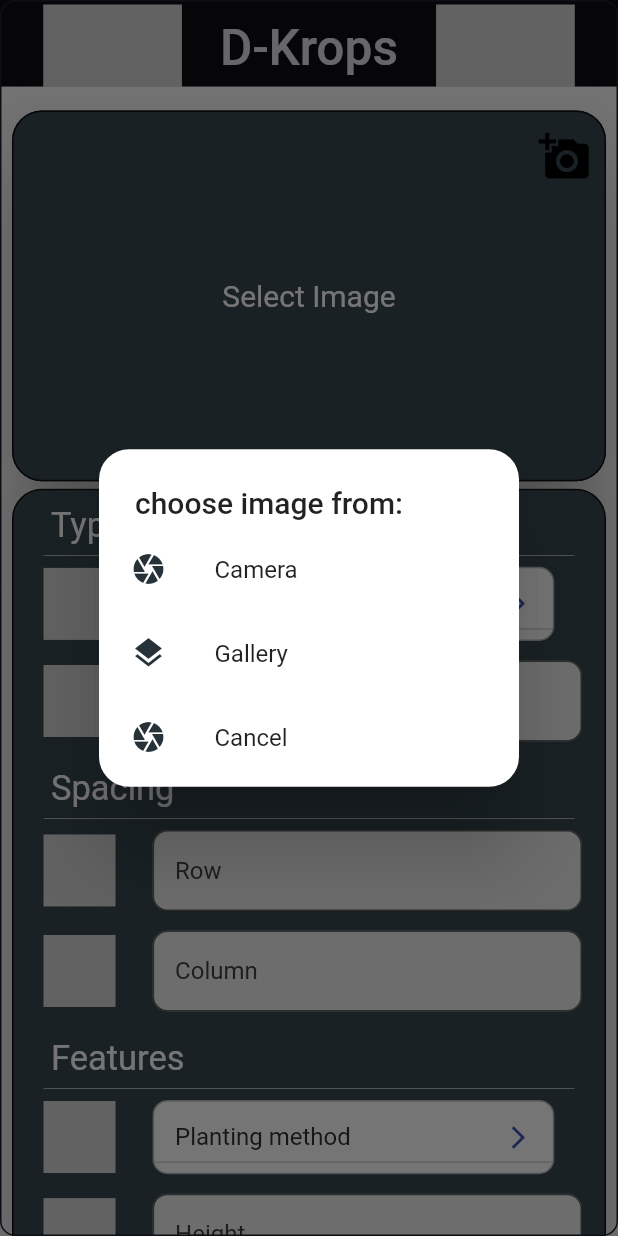
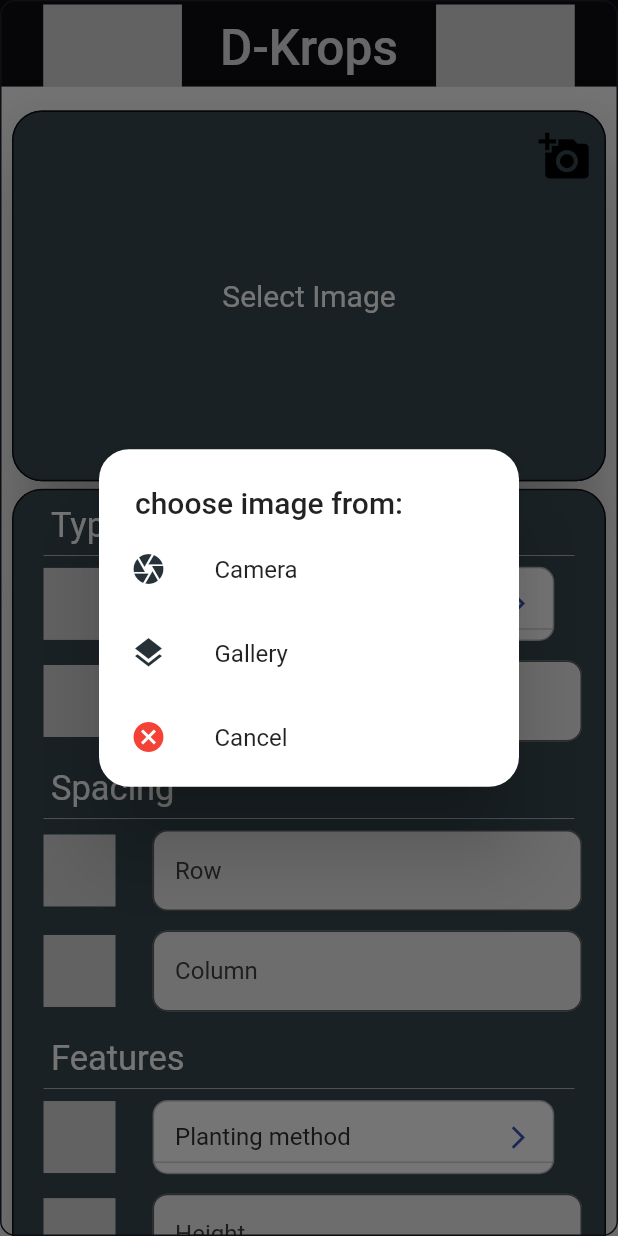
Before and after one commit to emilio-kariuki/D-Krops, a Flutter app: the screen it shows after launch, after a tap on the "add a photo" icon, on a phone screen of 412 x 824 dp. Run offline on Flutter 3.47's test engine with Material 2 defaults, Android fonts, the phone set to English and light mode, and no system bars; drawn by our look-alikes of dropdown_button2; our stand-ins replace dio, fluttertoast, geolocator, google_fonts, google_maps_flutter, image_picker and 2 more; Roboto replaces fonts that are missing (Redressed); project files that could hold a hidden picture were left out.

Commit message:
March 23, 2022 1:36 PM

```diff
--- a/lib/screens/Home.dart
+++ b/lib/screens/Home.dart
@@ -502,8 +502,8 @@ class _HomeState extends State<Home> {
                                             onTap: () {
                                               Navigator.pop(context);
                                             },
-                                            leading: Icon(Icons.camera,
-                                                color: Colors.blueGrey[900]),
+                                            leading: Icon(Icons.cancel,
+                                                color: Colors.red),
                                             title: Text("Cancel"),
                                           ),
                                         ]),
```
